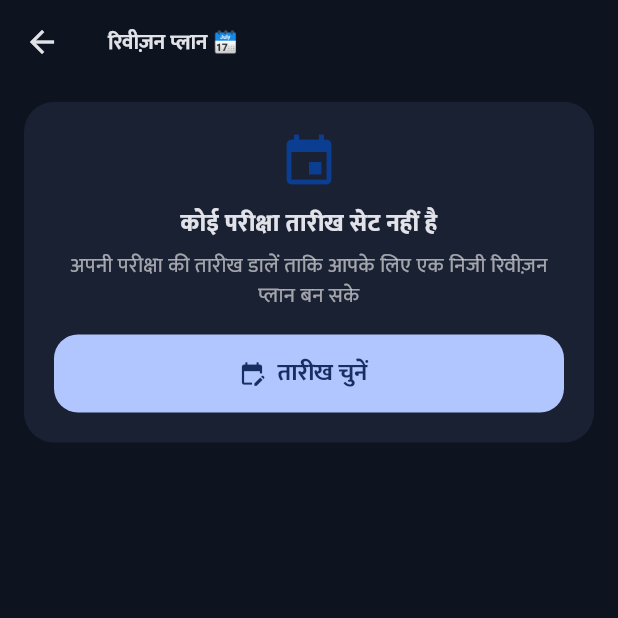
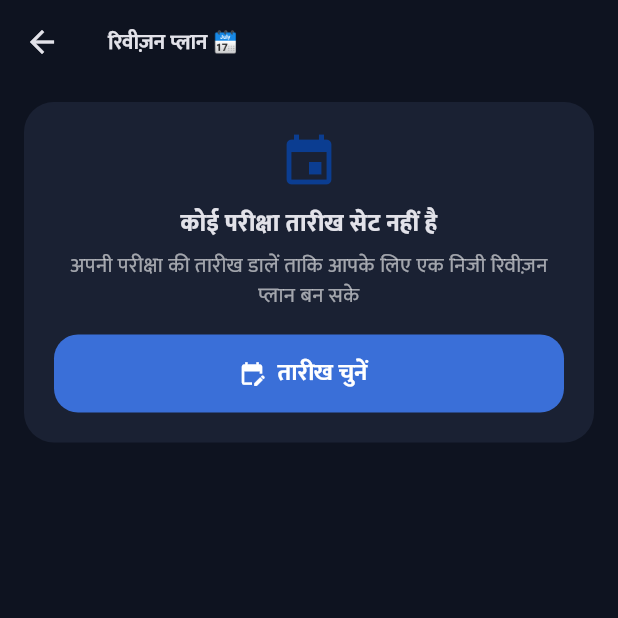
Before and after one commit to aniketbabar97-commits/MahaPariksha, a Flutter app: the HomeShell screen opened directly, after a tap on "परीक्षा की तारीख डालें और निजी प्लान पाए", on a phone screen of 412 x 824 dp, the top half of it. Run offline on Flutter 3.47's test engine with Material 3 defaults, Android fonts, the phone set to English and light mode, and no system bars; our stand-ins replace cloud_firestore, firebase_analytics, firebase_auth, firebase_core, flutter_local_notifications, google_mobile_ads and 5 more; accounts and stored records are empty; network calls fail; statements that could not run were skipped; project files that could hold a hidden picture were left out.

Commit message:
Brand-blue buttons with white text; compact About row (disclaimer + official links on tap)
Co-Authored-By: Claude Opus 5.5 <noreply@anthropic.com>
Claude-Session: https://claude.ai/code/session_01T9442ta7HcxGi7RPfPaS6U

```diff
--- a/railpariksha/app/lib/core/theme.dart
+++ b/railpariksha/app/lib/core/theme.dart
@@ -101,6 +101,12 @@ ThemeData buildTheme(Brightness b) {
     ),
     filledButtonTheme: FilledButtonThemeData(
       style: FilledButton.styleFrom(
+        // Brand blue with white text in both themes (Material's seed-derived pale lavender looked
+        // washed out on the dark background).
+        backgroundColor: b == Brightness.light ? BrandColors.sky : BrandColors.skyLight,
+        foregroundColor: Colors.white,
+        disabledBackgroundColor: b == Brightness.light ? const Color(0xFFDDE3EF) : const Color(0xFF242C40),
+        disabledForegroundColor: b == Brightness.light ? const Color(0xFF8A93A6) : const Color(0xFF6E7891),
         minimumSize: const Size.fromHeight(52),
         shape: RoundedRectangleBorder(borderRadius: BorderRadius.circular(16)),
         textStyle: const TextStyle(fontFamily: 'Mukta', fontSize: 16, fontWeight: FontWeight.w700),
--- a/railpariksha/app/lib/screens/me_screen.dart
+++ b/railpariksha/app/lib/screens/me_screen.dart
@@ -17,7 +17,6 @@ import '../widgets/common.dart';
 import 'exam_strategy_screen.dart';
 import 'practice_screen.dart';
 import 'quiz_screen.dart';
-import '../core/format.dart';
 import '../core/ads.dart';
 
 class MeScreen extends StatelessWidget {
@@ -233,19 +232,25 @@ class MeScreen extends StatelessWidget {
             ),
           ]),
         ),
-        SectionTitle(context.tr('जानकारी ℹ️', 'About ℹ️')),
+        const SizedBox(height: 12),
+        // One short line; the full disclaimer and official links open on tap (Play needs them in the
+        // app, students don't need them on screen every visit).
         Card(
-          child: Padding(
-            padding: const EdgeInsets.all(16),
-            child: Column(crossAxisAlignment: CrossAxisAlignment.start, children: [
-              Text(context.tr('RailPariksha — सफलता की पटरी पर', 'RailPariksha — Train to succeed'),
-                  style: const TextStyle(fontWeight: FontWeight.w800)),
+          clipBehavior: Clip.antiAlias,
+          child: Theme(
+            data: Theme.of(context).copyWith(dividerColor: Colors.transparent),
+            child: ExpansionTile(
+              leading: const Icon(Icons.info_outline),
+              title: Text(context.tr('ऐप के बारे में', 'About the app')),
+              subtitle: Text(context.tr('स्वतंत्र ऐप · सरकारी नहीं', 'Independent app · not a government app'),
+                  style: TextStyle(color: Theme.of(context).hintColor, fontSize: 12.5)),
+              childrenPadding: const EdgeInsets.fromLTRB(16, 0, 16, 14),
+              expandedCrossAxisAlignment: CrossAxisAlignment.start,
+              children: [
+                Text(context.tr(
+                    'RailPariksha एक स्वतंत्र शैक्षणिक ऐप है, भारतीय रेलवे, RRB या RPF से संबद्ध नहीं। अधिसूचना, तिथि व परिणाम आधिकारिक साइट पर जाँचें:',
+                    'RailPariksha is an independent study app, not affiliated with Indian Railways, RRB or RPF. Check notifications, dates and results on the official sites:')),
                 const SizedBox(height: 6),
-              Text(context.tr(
-                  'RailPariksha एक स्वतंत्र शैक्षणिक ऐप है। यह सरकारी ऐप नहीं है और भारतीय रेलवे, RRB, RPF या किसी भी सरकारी संस्था का प्रतिनिधित्व नहीं करता, न ही उनसे संबद्ध है। परीक्षा की जानकारी नीचे दिए आधिकारिक स्रोतों से ली गई है; अधिसूचना, तिथि व परिणाम वहीं जाँचें।',
-                  'RailPariksha is an independent educational app. It is not a government app and does not represent, and is not affiliated with, Indian Railways, RRB, RPF or any government body. Exam information comes from the official sources below; always confirm notifications, dates and results there.')),
-              const SizedBox(height: 10),
-              Text(context.tr('आधिकारिक स्रोत', 'Official sources'), style: const TextStyle(fontWeight: FontWeight.w700)),
                 for (final src in officialSources)
                   InkWell(
                     onTap: () => launchUrl(Uri.parse(src.$2), mode: LaunchMode.externalApplication),
@@ -254,18 +259,12 @@ class MeScreen extends StatelessWidget {
                       child: Row(children: [
                         const Icon(Icons.open_in_new, size: 16),
                         const SizedBox(width: 8),
-                      Expanded(
-                        child: Text('${context.tr(src.$1.hi, src.$1.en)} — ${src.$2}',
-                            style: const TextStyle(decoration: TextDecoration.underline)),
-                      ),
+                        Expanded(child: Text(context.tr(src.$1.hi, src.$1.en))),
                       ]),
                     ),
                   ),
-              const SizedBox(height: 6),
-              Text(context.tr('प्रश्न सेट संस्करण: ${s.repo.version} · ${fmtCount(s.repo.questions.length)} प्रश्न',
-                  'Content version: ${s.repo.version} · ${fmtCount(s.repo.questions.length)} questions'),
-                  style: TextStyle(color: Theme.of(context).hintColor, fontSize: 12)),
-            ]),
+              ],
+            ),
           ),
         ),
         const SizedBox(height: 12),
```
Lines whose indentation alone changed are shown as unchanged.
